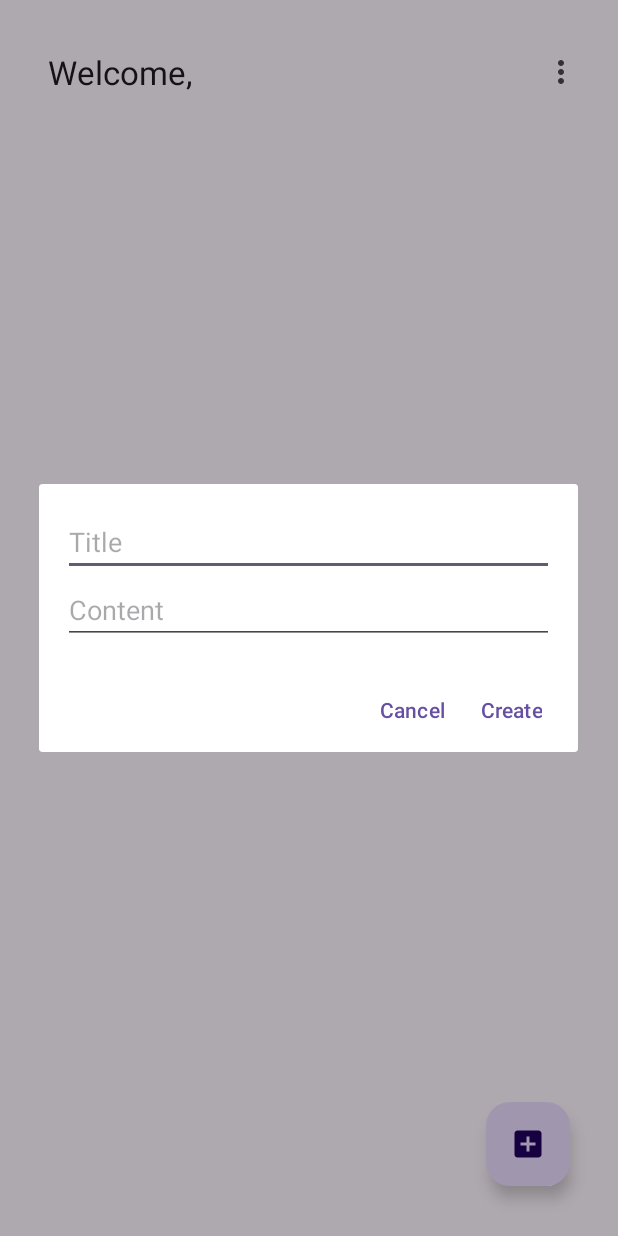
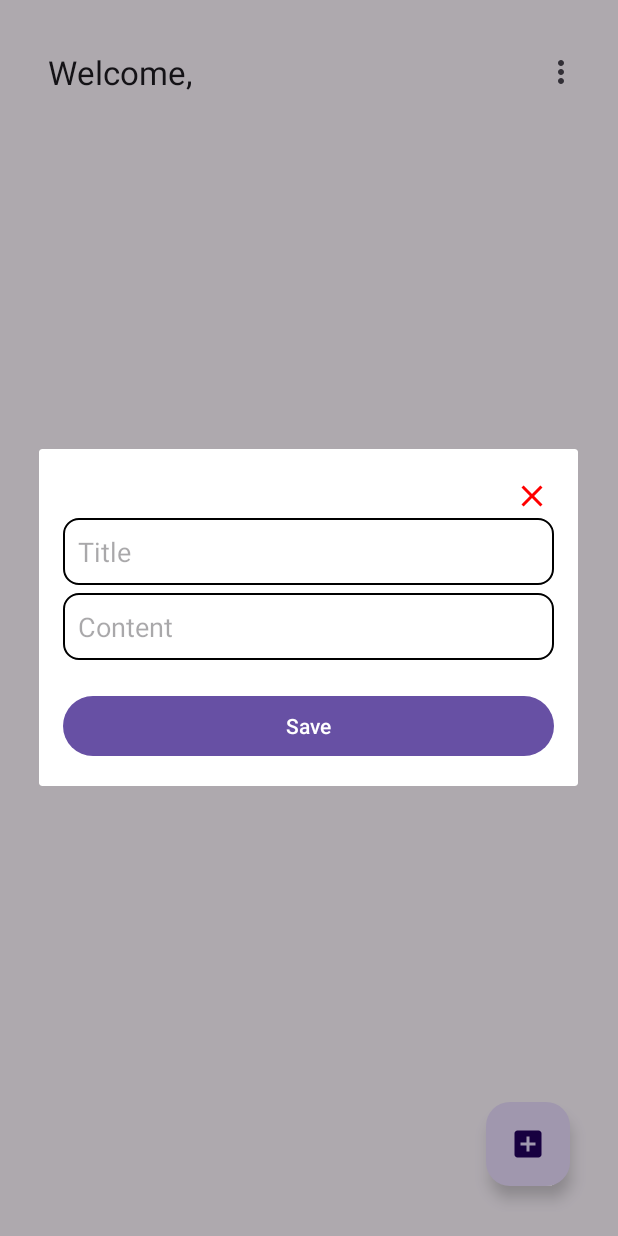
Before and after one commit to suryaLuqman/24001121-synrgy7-slf-note-taking-ch4, an Android app: the DashboardFragment screen opened through its navigation route, after a tap on an icon or button, on a phone screen of 412 x 824 dp. Run offline under Robolectric (Android 15) with nearby library versions, the phone set to English and light mode, and no system bars; our stand-ins replace Room's generated code.

Commit message:
fix : view new note xml

```diff
--- a/app/src/main/java/com/slf/latihanch4/ui/adapter/NewNoteDialogFragment.kt
+++ b/app/src/main/java/com/slf/latihanch4/ui/adapter/NewNoteDialogFragment.kt
@@ -2,14 +2,15 @@ package com.slf.latihanch4.ui.adapter
 
 import android.app.Dialog
 import android.os.Bundle
+import android.widget.Button
+import android.widget.EditText
+import android.widget.ImageButton
+import android.widget.Toast
 import androidx.appcompat.app.AlertDialog
 import androidx.fragment.app.DialogFragment
-import com.slf.latihanch4.R
-import android.view.LayoutInflater
-import android.widget.EditText
-import android.widget.Toast
 import androidx.fragment.app.activityViewModels
 import androidx.lifecycle.lifecycleScope
+import com.slf.latihanch4.R
 import com.slf.latihanch4.data.model.Note
 import com.slf.latihanch4.ui.dashboard.DashboardViewModel
 import kotlinx.coroutines.launch
@@ -21,28 +22,36 @@ class NewNoteDialogFragment : DialogFragment() {
     override fun onCreateDialog(savedInstanceState: Bundle?): Dialog {
         return activity?.let {
             val builder = AlertDialog.Builder(it)
-            val inflater = requireActivity().layoutInflater;
+            val inflater = requireActivity().layoutInflater
             val view = inflater.inflate(R.layout.fragment_new_note, null)
 
-            val titleEditText = view.findViewById<EditText>(R.id.editTextTitle)
-            val contentEditText = view.findViewById<EditText>(R.id.editTextContent)
+            val titleEditText = view.findViewById<EditText>(R.id.TextTitle)
+            val contentEditText = view.findViewById<EditText>(R.id.TextContent)
 
-            builder.setView(view)
-                .setPositiveButton("Create") { _, _ ->
+            builder.setView(view) // Menambahkan tampilan ke pembangun dialog
+
+            val dialog = builder.create() // Membuat dialog
+
+            val saveButton = view.findViewById<Button>(R.id.ok_btn_id)
+            val cancelButton = view.findViewById<ImageButton>(R.id.cancelID)
+
+            saveButton.setOnClickListener {
                 val title = titleEditText.text.toString()
                 val content = contentEditText.text.toString()
 
-                    // Handle create note action
+                // Handle save note action
                 lifecycleScope.launch {
                     viewModel.insert(Note(0, title, content))
                 }
                 Toast.makeText(context, "New note created: $title, $content", Toast.LENGTH_SHORT).show()
-                }
-                .setNegativeButton("Cancel") { _, _ ->
-                    dialog?.cancel()
+                dialog.dismiss() // Menutup dialog setelah menyimpan
             }
 
-            builder.create()
+            cancelButton.setOnClickListener {
+                dialog.dismiss() // Menutup dialog tanpa menyimpan perubahan
+            }
+
+            dialog // Mengembalikan dialog yang telah dibuat
         } ?: throw IllegalStateException("Activity cannot be null")
     }
 }
--- a/app/src/main/res/layout/fragment_new_note.xml
+++ b/app/src/main/res/layout/fragment_new_note.xml
@@ -1,4 +1,6 @@
+<?xml version="1.0" encoding="utf-8"?>
 <ScrollView xmlns:android="http://schemas.android.com/apk/res/android"
+    xmlns:app="http://schemas.android.com/apk/res-auto"
     android:layout_width="match_parent"
     android:layout_height="match_parent"
     android:padding="16dp">
@@ -6,25 +8,45 @@
     <LinearLayout
         android:layout_width="match_parent"
         android:layout_height="wrap_content"
-        android:orientation="vertical">
+        android:orientation="vertical"
+        android:background="@color/white">
+
+        <ImageButton
+            android:id="@+id/cancelID"
+            android:layout_width="30dp"
+            android:layout_height="30dp"
+            android:layout_gravity="right|top"
+            android:background="@android:color/transparent"
+            android:src="@drawable/ic_close" />
 
         <EditText
-            android:id="@+id/editTextTitle"
+            android:id="@+id/TextTitle"
             android:layout_width="match_parent"
             android:layout_height="wrap_content"
-            android:hint="Title" />
+            android:hint="Title"
+            android:inputType="textCapSentences"
+            android:padding="10dp"
+            android:background="@drawable/edit_text_background" />
 
         <EditText
-            android:id="@+id/editTextContent"
+            android:id="@+id/TextContent"
             android:layout_width="match_parent"
             android:layout_height="wrap_content"
-            android:hint="Content" />
+            android:layout_marginTop="5dp"
+            android:hint="Content"
+            android:inputType="textMultiLine"
+            android:padding="10dp"
+            android:background="@drawable/edit_text_background" />
 
-<!--        <Button-->
-<!--            android:id="@+id/buttonCreate"-->
-<!--            android:layout_width="match_parent"-->
-<!--            android:layout_height="wrap_content"-->
-<!--            android:text="Create" />-->
+        <Button
+            android:id="@+id/ok_btn_id"
+            android:layout_width="match_parent"
+            android:layout_height="wrap_content"
+            android:layout_gravity="center"
+            android:layout_marginTop="20dp"
+            android:text="@string/save_note"
+            android:textColor="@color/white"
+            app:backgroundTint="#6750A4" />
 
     </LinearLayout>
 
--- a/app/src/main/res/values/strings.xml
+++ b/app/src/main/res/values/strings.xml
@@ -25,4 +25,5 @@
 <!--    string untuk update note-->
     <string name="update_note">Update</string>
     <string name="action_logout">Logout</string>
+    <string name="save_note">Save</string>
 </resources>
```
Lines whose indentation alone changed are shown as unchanged.
